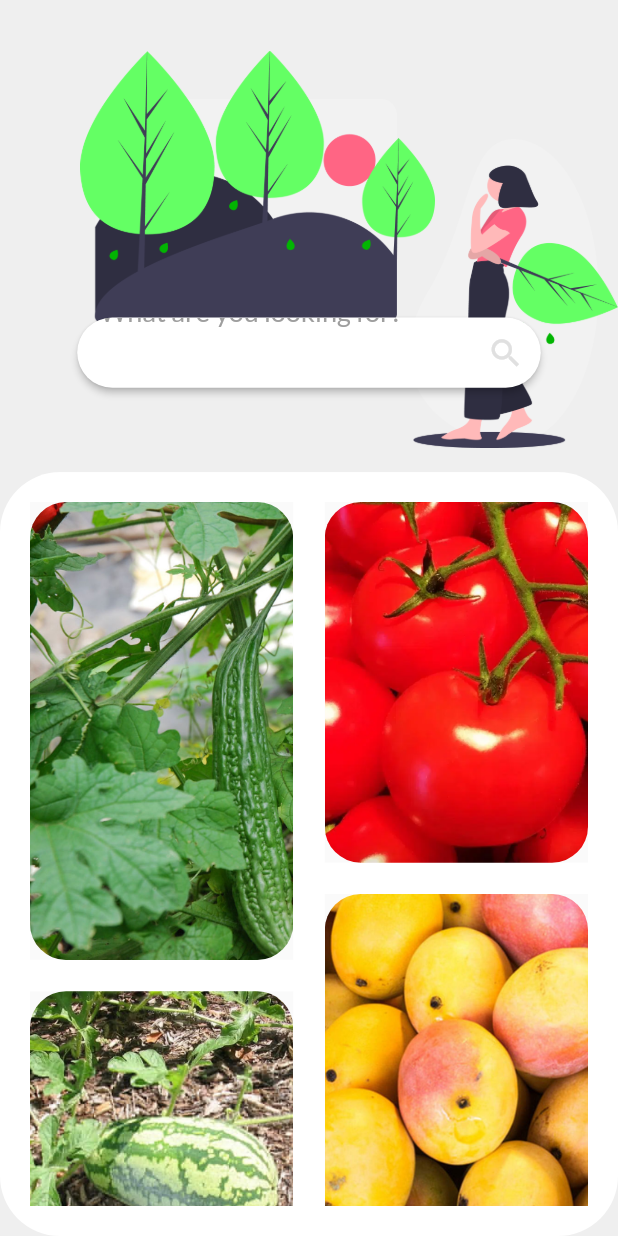
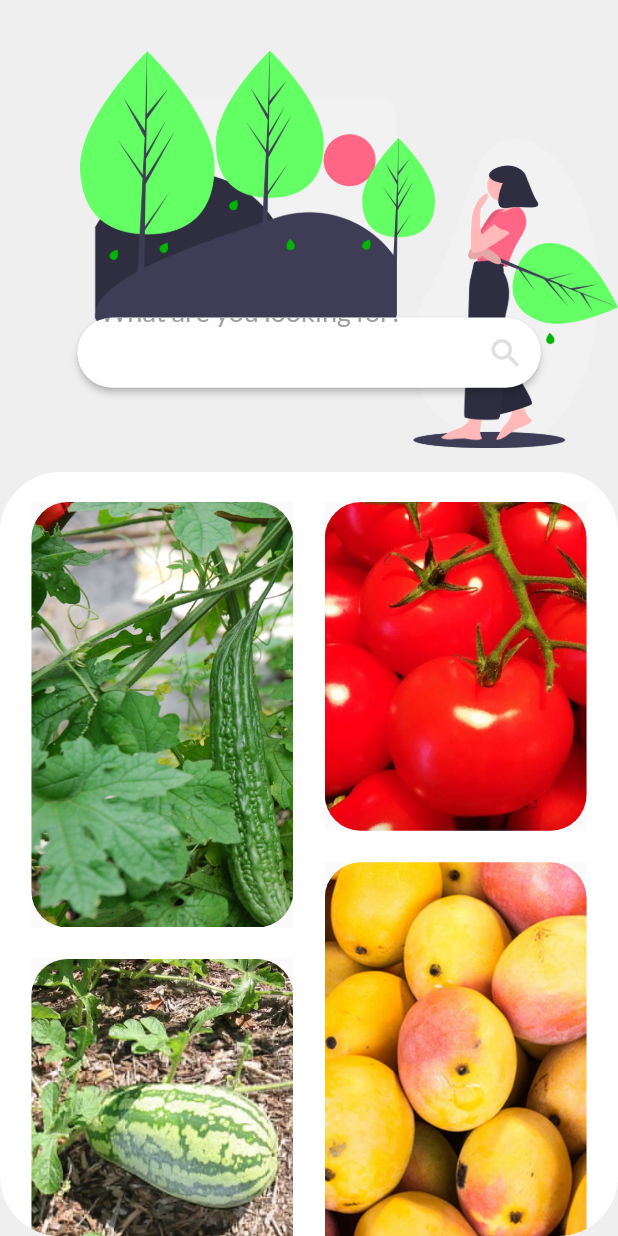
Before and after one commit to jamescasia/plantApp, a Flutter app: the screen it shows after launch, on a phone screen of 412 x 824 dp. Run offline on Flutter 3.47's test engine with Material 2 defaults, Android fonts, the phone set to English and light mode, and no system bars; our stand-ins replace font_awesome_flutter.

Commit message:
fixed border radius and homepage top padding

```diff
--- a/lib/DataModels/Globals.dart
+++ b/lib/DataModels/Globals.dart
@@ -5,6 +5,8 @@
   static double dheight;
   static double width;
   static double height;
+  static double maxHeight;
+  static double maxWidth;
 
   static Color grayHomeBg = Color(0xffefefef);
   static Color commonGreen = Color(0xff5ac200);
--- a/lib/Screens/HomePage.dart
+++ b/lib/Screens/HomePage.dart
@@ -41,8 +41,8 @@
   Widget build(BuildContext context) {
     Globals.dheight = MediaQuery.of(context).size.height / 793;
     Globals.dwidth = MediaQuery.of(context).size.width / 393;
-    Globals.height = MediaQuery.of(context).size.height;
-    Globals.width = MediaQuery.of(context).size.width;
+    Globals.maxHeight = MediaQuery.of(context).size.height;
+    Globals.maxWidth = MediaQuery.of(context).size.width;
     SystemChrome.setSystemUIOverlayStyle(SystemUiOverlayStyle.dark.copyWith(
         statusBarColor: Globals.grayHomeBg,
         systemNavigationBarColor: Globals.grayHomeBg
@@ -52,6 +52,9 @@
       behavior: CustomScrollBehaviour(),
       child: SafeArea(
         child: LayoutBuilder(builder: (context, constraints) {
+          safePadding = Globals.maxHeight - constraints.maxHeight;
+          Globals.height = constraints.maxHeight;
+          Globals.width = constraints.maxWidth;
           return Container(
             width: Globals.width,
             height: Globals.height,
@@ -59,10 +62,6 @@
             child: NestedScrollView(
                 headerSliverBuilder:
                     (BuildContext context, bool innerBoxIsScrolled) {
-                  safePadding = Globals.height - constraints.maxHeight;
-                  Globals.height = constraints.maxHeight;
-                  Globals.width = constraints.maxWidth;
-
                   return <Widget>[
                     SliverAppBar(
                       expandedHeight: Globals.height * (1 - (1 / 1.618)),
@@ -184,19 +183,23 @@
                     width: Globals.width,
                     color: Colors.white,
                     height: 2000,
-                    padding: EdgeInsets.all(20),
-                    child: StaggeredGridView.countBuilder(
+                    padding:
+                        EdgeInsets.only(left: Globals.dwidth * 20, right:Globals.dwidth * 20, top:Globals.dwidth *0),
+                    child:
+                        StaggeredGridView.countBuilder(
                           scrollDirection: Axis.vertical,
                           crossAxisCount: 2,
                           itemCount: images.length,
                           itemBuilder: (BuildContext context, int index) =>
-                          ImageTile(images[index]),
+                              ImageTile(images[index],index),
                           staggeredTileBuilder: (int index) =>
                               new StaggeredTile.count(
                                   1, (index % 2 == 0) ? 1.66 : 1.33),
                           mainAxisSpacing: Globals.dwidth * 20,
                           crossAxisSpacing: Globals.dwidth * 20,
                         ),
+
+
                   ),
 
                   // Example01()
--- a/lib/Screens/LogInPage.dart
+++ b/lib/Screens/LogInPage.dart
@@ -25,8 +25,8 @@
   Widget build(BuildContext context) {
     Globals.dheight = MediaQuery.of(context).size.height / 793;
     Globals.dwidth = MediaQuery.of(context).size.width / 393;
-    Globals.height = MediaQuery.of(context).size.height;
-    Globals.width = MediaQuery.of(context).size.width;
+    Globals.maxHeight = MediaQuery.of(context).size.height;
+    Globals.maxWidth = MediaQuery.of(context).size.width;
     SystemChrome.setSystemUIOverlayStyle(SystemUiOverlayStyle.dark.copyWith(
       statusBarColor: Globals.grayHomeBg,
       systemNavigationBarColor: const Color(0xFF1BA977),
@@ -34,7 +34,7 @@
     ));
     return SafeArea(
       child: LayoutBuilder(builder: (context, constraints) {
-        safePadding = Globals.height - constraints.maxHeight;
+        safePadding = Globals.maxHeight - constraints.maxHeight;
         Globals.height = constraints.maxHeight;
         Globals.width = constraints.maxWidth;
 
--- a/lib/Screens/elements/ImageTile.dart
+++ b/lib/Screens/elements/ImageTile.dart
@@ -4,19 +4,24 @@
 
 class ImageTile extends StatefulWidget {
   String imagePath;
+  int index;
 
-  ImageTile(this.imagePath);
+  ImageTile(this.imagePath, this.index);
 
   @override
-  _ImageTileState createState() => _ImageTileState(this.imagePath);
+  _ImageTileState createState() => _ImageTileState(this.imagePath, this.index);
 }
 
 class _ImageTileState extends State<ImageTile> {
   String imagePath;
-  _ImageTileState(this.imagePath);
+  int index;
+  _ImageTileState(this.imagePath, this.index);
   @override
   Widget build(BuildContext context) {
-    return Material(
+    return Padding(
+      padding:EdgeInsets.only(top:(index == 0 || index == 1)?20: 0),
+      // padding:  EdgeInsets.only( top:( index == 0 || index == 1)? 20: 0.0),
+      child: Material(
         child: ClipRRect(
           borderRadius: BorderRadius.all(
             Radius.circular(24),
@@ -36,6 +41,7 @@
                 )),
           ),
         ),
+      ),
     );
   }
 }
```
Also changed, not shown: lib/Screens/ViewImage.dart (+14 -6 lines). Lines whose indentation alone changed are shown as unchanged.
